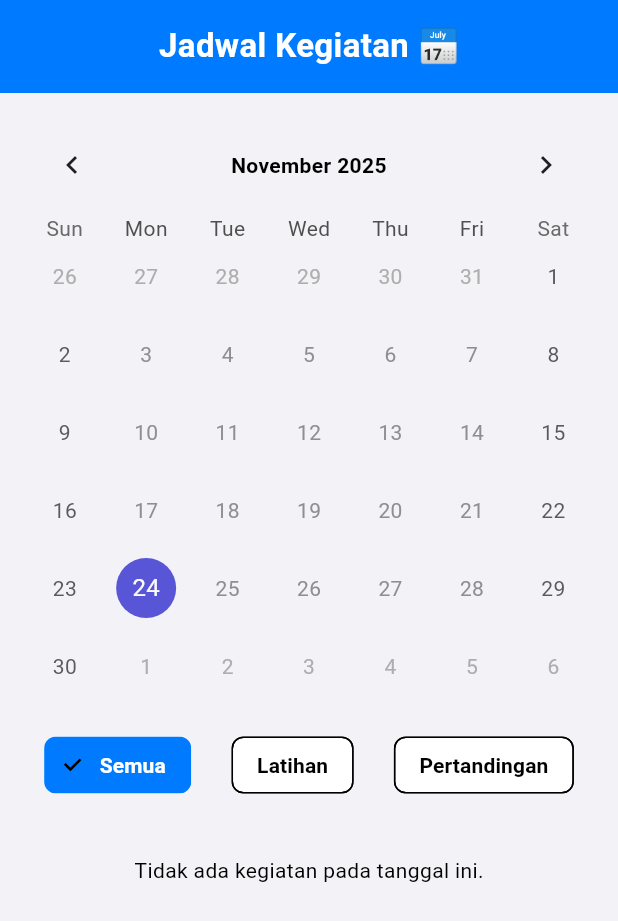
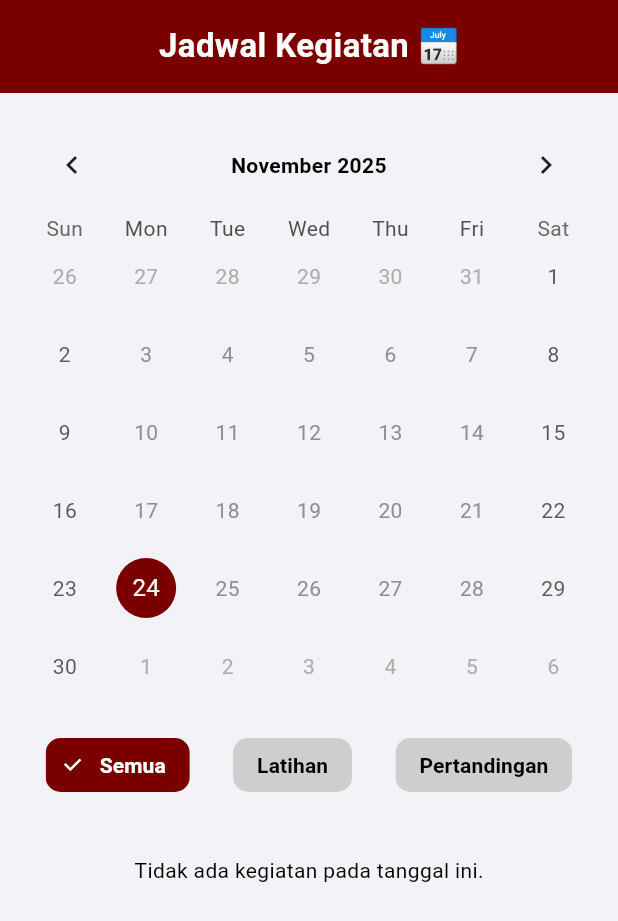
Before and after one commit to dafanusa/mvbt-umm-aplikasi, a Flutter app: the JadwalView screen opened by its route, on a phone screen of 412 x 824 dp. Shown: the top 921 px of the screen. Run offline on Flutter 3.47's test engine with Material 3 defaults, Android fonts, the phone set to English and light mode, and no system bars; drawn by our look-alikes of table_calendar; our stand-ins replace dio, get, google_fonts, hive, hive_flutter, shared_preferences and 1 more; accounts and stored records are empty.

Commit message:
update bang

```diff
--- /dev/null
+++ b/devtools_options.yaml
@@ -0,0 +1,3 @@
+description: This file stores settings for Dart & Flutter DevTools.
+documentation: https://docs.flutter.dev/tools/devtools/extensions#configure-extension-enablement-states
+extensions:
--- a/lib/app/UI/jadwal/views/jadwal_view.dart
+++ b/lib/app/UI/jadwal/views/jadwal_view.dart
@@ -10,10 +10,8 @@ import '../../../models/jadwal_model.dart';
 class JadwalView extends GetView<JadwalController> {
   final Color maroon;
 
-  const JadwalView({
-    Key? key,
-    this.maroon = const Color(0xFF800000),
-  }) : super(key: key);
+  const JadwalView({Key? key, this.maroon = const Color(0xFF800000)})
+    : super(key: key);
 
   @override
   Widget build(BuildContext context) {
@@ -26,7 +24,7 @@ class JadwalView extends GetView<JadwalController> {
       floatingActionButton: Obx(() {
         return loginC.userRole.value == "admin"
             ? FloatingActionButton(
-                backgroundColor: AppColors.primary,
+                backgroundColor: const Color.fromARGB(255, 122, 0, 0),
                 child: const Icon(Icons.add, color: Colors.white),
                 onPressed: () => _showAddDialog(context),
               )
@@ -62,7 +60,7 @@ class JadwalView extends GetView<JadwalController> {
     return Container(
       width: double.infinity,
       padding: EdgeInsets.only(top: top + 15, bottom: 15),
-      color: AppColors.primary,
+      color: const Color.fromARGB(255, 122, 0, 0),
       alignment: Alignment.center,
       child: const Text(
         "Jadwal Kegiatan 📅",
@@ -107,7 +105,7 @@ class JadwalView extends GetView<JadwalController> {
           shape: BoxShape.circle,
         ),
         selectedDecoration: BoxDecoration(
-          color: AppColors.primary,
+          color: const Color.fromARGB(255, 0, 102, 143),
           shape: BoxShape.circle,
         ),
       ),
@@ -139,7 +137,6 @@ class JadwalView extends GetView<JadwalController> {
 
   // ============================ FILTER BUTTONS ============================
   Widget _filterButtons(BuildContext context) {
-    final theme = Theme.of(context);
     final filters = ["Semua", "Latihan", "Pertandingan"];
 
     return Row(
@@ -151,14 +148,21 @@ class JadwalView extends GetView<JadwalController> {
           label: Text(
             f,
             style: TextStyle(
-              color: selected ? Colors.white : theme.colorScheme.onSurface,
+              color: selected ? Colors.white : Colors.black,
               fontWeight: FontWeight.bold,
             ),
           ),
           selected: selected,
           onSelected: (_) => controller.setFilter(f),
-          selectedColor: AppColors.primary,
-          backgroundColor: theme.colorScheme.surface.withOpacity(0.8),
+          backgroundColor: const Color.fromARGB(255, 206, 206, 206),
+          selectedColor: const Color.fromARGB(255, 122, 0, 0),
+
+          checkmarkColor: Colors.white,
+          side: BorderSide.none,
+          shape: RoundedRectangleBorder(
+            borderRadius: BorderRadius.circular(10),
+            side: BorderSide.none,
+          ),
         );
       }).toList(),
     );
@@ -179,9 +183,7 @@ class JadwalView extends GetView<JadwalController> {
       );
     }
 
-    return Column(
-      children: items.map((e) => _eventCard(context, e)).toList(),
-    );
+    return Column(children: items.map((e) => _eventCard(context, e)).toList());
   }
 
   // ============================ EVENT CARD ============================
@@ -211,7 +213,9 @@ class JadwalView extends GetView<JadwalController> {
               Text(
                 e.title,
                 style: const TextStyle(
-                    color: Colors.white, fontWeight: FontWeight.bold),
+                  color: Colors.white,
+                  fontWeight: FontWeight.bold,
+                ),
               ),
               Text(
                 controller.formatDate(e.date),
@@ -220,7 +224,9 @@ class JadwalView extends GetView<JadwalController> {
               Text(
                 e.time,
                 style: const TextStyle(
-                    color: Colors.white, fontWeight: FontWeight.bold),
+                  color: Colors.white,
+                  fontWeight: FontWeight.bold,
+                ),
               ),
             ],
           ),
@@ -307,9 +313,10 @@ class JadwalView extends GetView<JadwalController> {
           Obx(() {
             return DropdownButton<String>(
               value: category.value,
-              items: ["Latihan", "Pertandingan"]
-                  .map((e) => DropdownMenuItem(value: e, child: Text(e)))
-                  .toList(),
+              items: [
+                "Latihan",
+                "Pertandingan",
+              ].map((e) => DropdownMenuItem(value: e, child: Text(e))).toList(),
               onChanged: (v) => category.value = v!,
             );
           }),
@@ -318,7 +325,7 @@ class JadwalView extends GetView<JadwalController> {
 
       textConfirm: "Simpan",
       confirmTextColor: Colors.white,
-      buttonColor: AppColors.primary,
+      buttonColor: const Color.fromARGB(255, 122, 0, 0),
 
       textCancel: "Batal",
       cancelTextColor: theme.colorScheme.onSurface,
--- a/lib/app/core/theme/app_theme.dart
+++ b/lib/app/core/theme/app_theme.dart
@@ -8,7 +8,7 @@ class AppTheme {
 
     scaffoldBackgroundColor: AppColors.background,
 
-    primaryColor: AppColors.primary,
+    primaryColor: const Color.fromARGB(255, 122, 0, 0),
 
     appBarTheme: const AppBarTheme(
       backgroundColor: AppColors.surface,
@@ -22,7 +22,7 @@ class AppTheme {
 
     bottomNavigationBarTheme: const BottomNavigationBarThemeData(
       backgroundColor: AppColors.surface,
-      selectedItemColor: AppColors.primary,
+      selectedItemColor: Color.fromARGB(255, 122, 0, 0),
       unselectedItemColor: AppColors.textSecondary,
       showUnselectedLabels: true,
       elevation: 8,
@@ -37,7 +37,7 @@ class AppTheme {
     // Buttons
     elevatedButtonTheme: ElevatedButtonThemeData(
       style: ElevatedButton.styleFrom(
-        backgroundColor: AppColors.primary,
+        backgroundColor: Color.fromARGB(255, 122, 0, 0),
         foregroundColor: Colors.white,
         shape: RoundedRectangleBorder(borderRadius: BorderRadius.circular(12)),
       ),
@@ -46,8 +46,8 @@ class AppTheme {
     colorScheme: const ColorScheme.light(
       background: AppColors.background,
       surface: AppColors.surface,
-      primary: AppColors.primary,
-      secondary: AppColors.secondary,
+      primary: Color.fromARGB(255, 122, 0, 0),
+      secondary: Color.fromARGB(255, 122, 0, 0),
     ).copyWith(surfaceVariant: AppColors.surfaceVariant),
   );
 
@@ -57,7 +57,7 @@ class AppTheme {
 
     scaffoldBackgroundColor: AppColors.darkBackground,
 
-    primaryColor: AppColors.primary,
+    primaryColor: Color.fromARGB(255, 122, 0, 0),
 
     appBarTheme: const AppBarTheme(
       backgroundColor: AppColors.darkSurface,
@@ -71,7 +71,7 @@ class AppTheme {
 
     bottomNavigationBarTheme: const BottomNavigationBarThemeData(
       backgroundColor: AppColors.darkSurface,
-      selectedItemColor: AppColors.primaryLight,
+      selectedItemColor: Color.fromARGB(255, 122, 0, 0),
       unselectedItemColor: AppColors.darkTextSecondary,
       showUnselectedLabels: true,
       elevation: 8,
@@ -85,7 +85,7 @@ class AppTheme {
 
     elevatedButtonTheme: ElevatedButtonThemeData(
       style: ElevatedButton.styleFrom(
-        backgroundColor: AppColors.primaryLight,
+        backgroundColor: Color.fromARGB(255, 122, 0, 0),
         foregroundColor: Colors.black,
         shape: RoundedRectangleBorder(borderRadius: BorderRadius.circular(12)),
       ),
@@ -94,8 +94,8 @@ class AppTheme {
     colorScheme: const ColorScheme.dark(
       background: AppColors.darkBackground,
       surface: AppColors.darkSurface,
-      primary: AppColors.primary,
-      secondary: AppColors.secondary,
+      primary: Color.fromARGB(255, 122, 0, 0),
+      secondary: Color.fromARGB(255, 122, 0, 0),
     ).copyWith(surfaceVariant: AppColors.darkSurfaceVariant),
   );
 }
```
Also changed, not shown: lib/app/UI/profile/views/profile_view.dart (+8 -7 lines).
